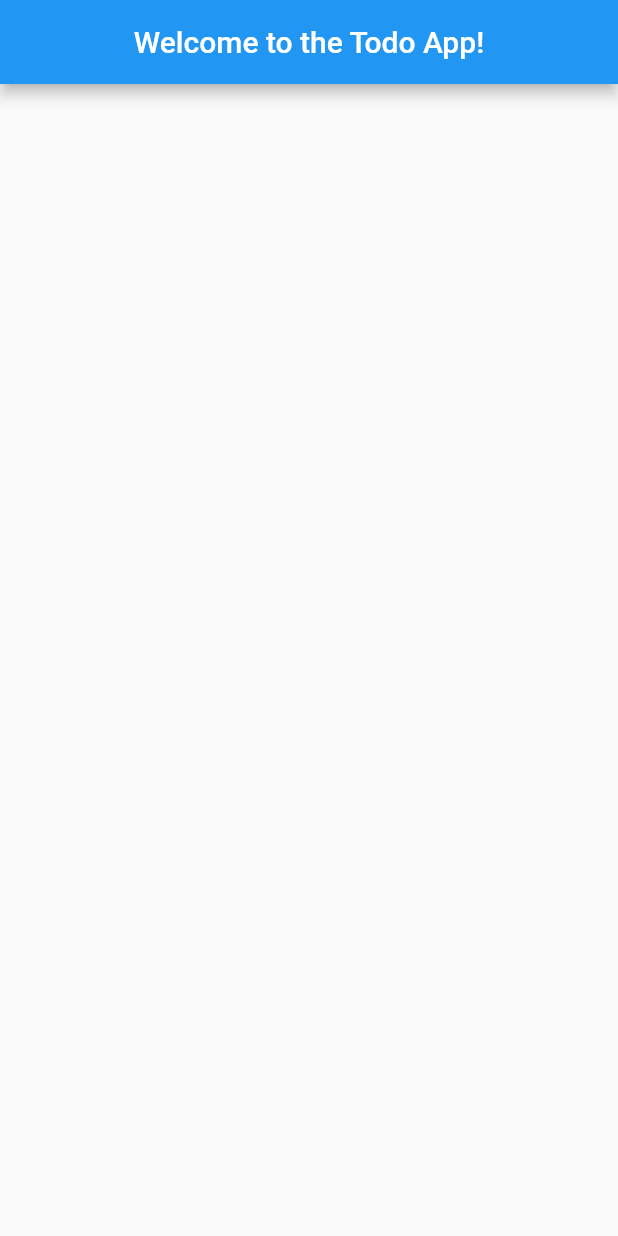
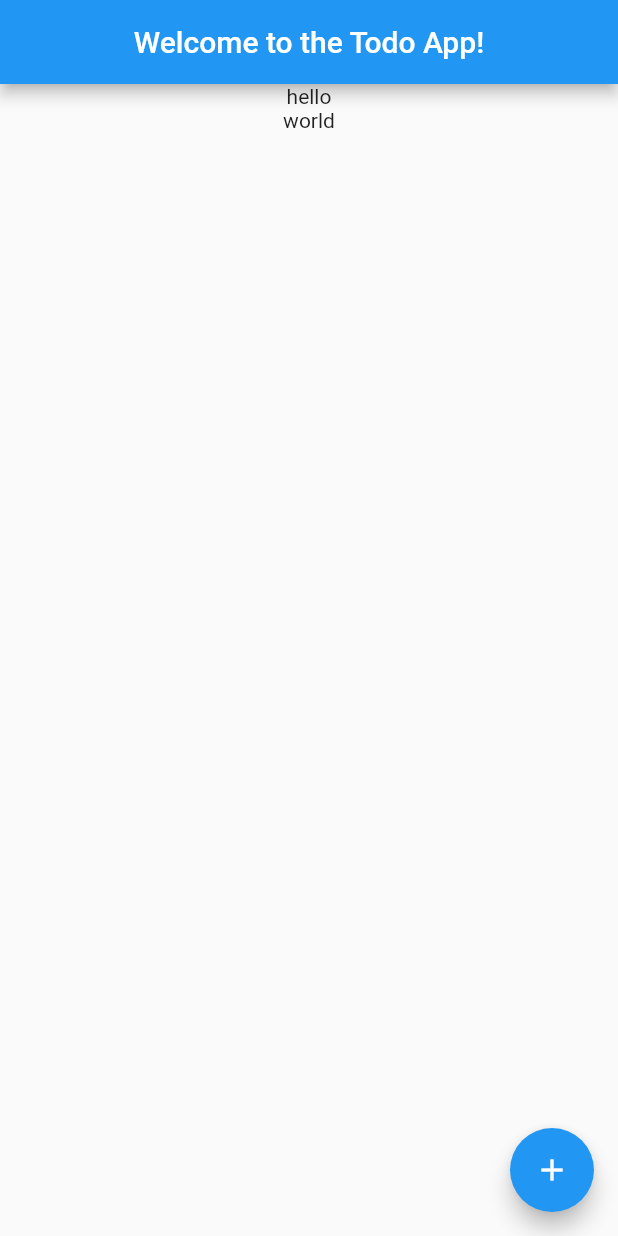
Before and after one commit to SzymanskiFilip/flutter-todo-app, a Flutter app: the screen it shows after launch, on a phone screen of 412 x 824 dp. Run offline on Flutter 3.47's test engine with Material 2 defaults, Android fonts, the phone set to English and light mode, and no system bars.

Commit message:
added a A column inside a Center Which loops through array to Render a Row with a Text with the values from the loop

```diff
--- a/todo/lib/main.dart
+++ b/todo/lib/main.dart
@@ -7,6 +7,8 @@ void main() {
   ));
 }
 
+List<String> items = ['hello', 'world'];
+
 class Todo extends StatelessWidget {
   @override
   Widget build(BuildContext context) {
@@ -14,7 +16,26 @@ class Todo extends StatelessWidget {
       appBar: AppBar(
         title: Center(child: Text("Welcome to the Todo App!")),
       ),
-      body: Center(),
+      body: Center(
+        child: Column(
+          children: <Widget>[
+            for (final value in items)
+              Row(
+                mainAxisAlignment: MainAxisAlignment.center,
+                children: <Widget>[
+                  Text(
+                    value,
+                    key: Key(value),
+                  ),
+                ],
+              )
+          ],
+        ),
+      ),
+      floatingActionButton: FloatingActionButton(
+        onPressed: () {},
+        child: Icon(Icons.add),
+      ),
     );
   }
 }
```
